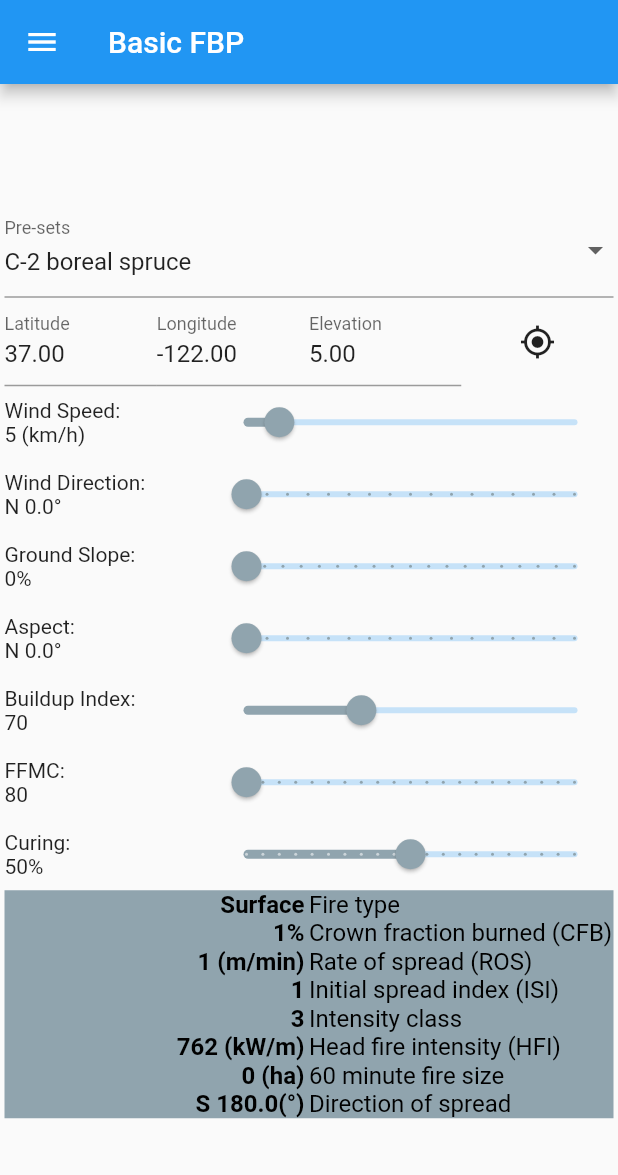
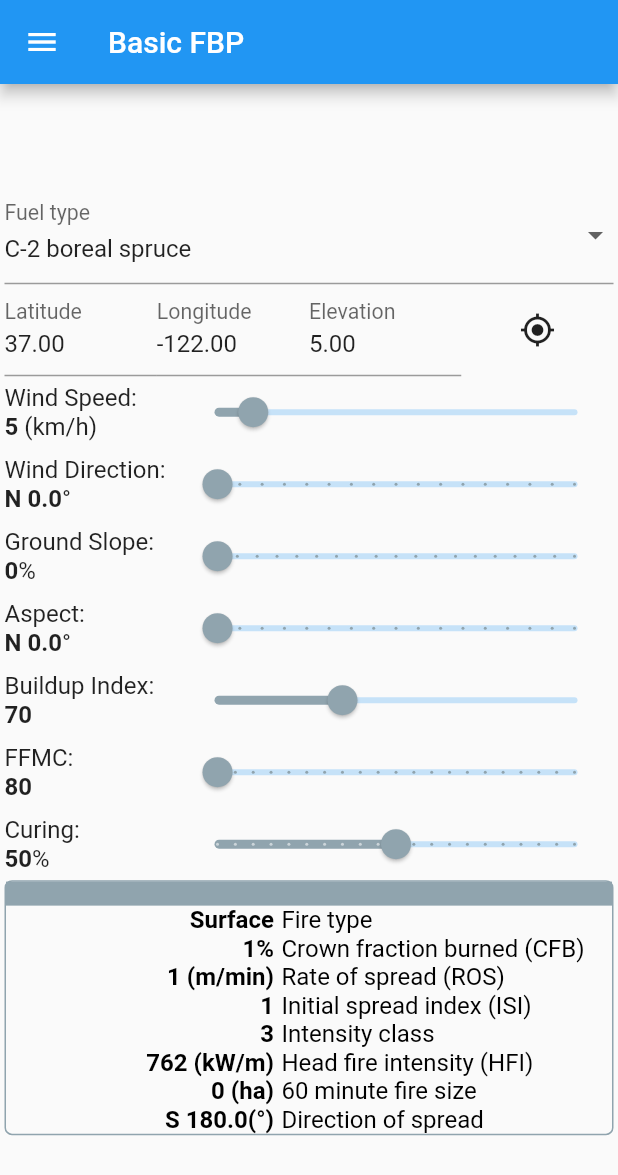
Before and after one commit to bcgov/fbp-go, a Flutter app: the screen it shows after launch, after a tap on "C-2 boreal spruce", on a phone screen of 412 x 824 dp. Shown: the top 1175 px of the screen. Run offline on Flutter 3.47's test engine with Material 2 defaults, Android fonts, the phone set to English and light mode, and no system bars; our stand-ins replace geolocator, permission_handler.

Commit message:
styling adventures

```diff
--- a/lib/basic_input.dart
+++ b/lib/basic_input.dart
@@ -22,6 +22,7 @@ import 'cffdrs/fbp_calc.dart';
 import 'fire.dart';
 import 'coordinate_picker.dart';
 import 'fire_widgets.dart';
+import 'global.dart';
 
 class BasicInput {
   double ws;
@@ -111,13 +112,33 @@ class BasicInputState extends State<BasicInputWidget> {
     super.initState();
   }
 
+  Expanded makeLabel(String heading, String value, String unitOfMeasure,
+      TextStyle textStyle, TextStyle textStyleBold) {
+    const labelFlex = 4;
+    return Expanded(
+        flex: labelFlex,
+        child: Column(children: [
+          Row(children: [
+            Text(heading, style: textStyle),
+            Text(':', style: textStyle)
+          ]),
+          Row(children: [
+            Text(value, style: textStyleBold),
+            Text(unitOfMeasure, style: textStyle)
+          ])
+        ]));
+  }
+
   @override
   Widget build(BuildContext context) {
-    const labelFlex = 1;
-    const sliderFlex = 2;
+    const labelFlex = 4;
+    const sliderFlex = 10;
     final beaufortScale = getBeaufortScale(_input.ws);
     final intensityClass = getHeadFireIntensityClass(widget.prediction.HFI);
     final activeColor = getIntensityClassColor(intensityClass);
+    const TextStyle textStyle = TextStyle(fontSize: fontSize);
+    const TextStyle textStyleBold =
+        TextStyle(fontSize: fontSize, fontWeight: FontWeight.bold);
     return Column(
       children: [
         // lat, long, elevation
@@ -126,9 +147,8 @@ class BasicInputState extends State<BasicInputWidget> {
         }),
         // Wind Speed
         Row(children: [
-          Expanded(
-              flex: labelFlex,
-              child: Text('Wind Speed:\n${_input.ws.toInt()} (km/h)')),
+          makeLabel('Wind Speed', '${_input.ws.toInt()}', ' (km/h)', textStyle,
+              textStyleBold),
           Expanded(
               flex: sliderFlex,
               child: Slider(
@@ -149,10 +169,12 @@ class BasicInputState extends State<BasicInputWidget> {
         ]),
         // Wind Azimuth
         Row(children: [
-          Expanded(
-              flex: labelFlex,
-              child: Text(
-                  'Wind Direction:\n${degreesToCompassPoint(_input.waz)} ${_input.waz.toString()}\u00B0')),
+          makeLabel(
+              'Wind Direction',
+              '${degreesToCompassPoint(_input.waz)} ${_input.waz.toString()}',
+              '\u00B0',
+              textStyle,
+              textStyleBold),
           Expanded(
               flex: sliderFlex,
               child: Slider(
@@ -170,9 +192,8 @@ class BasicInputState extends State<BasicInputWidget> {
         ]),
         // Ground Slope
         Row(children: [
-          Expanded(
-              flex: labelFlex,
-              child: Text('Ground Slope:\n${_input.gs.toInt()}%')),
+          makeLabel('Ground Slope', '${_input.gs.toInt()}', '%', textStyle,
+              textStyleBold),
           Expanded(
               flex: sliderFlex,
               child: Slider(
@@ -192,10 +213,12 @@ class BasicInputState extends State<BasicInputWidget> {
         ]),
         // Aspect
         Row(children: [
-          Expanded(
-              flex: labelFlex,
-              child: Text(
-                  'Aspect:\n${degreesToCompassPoint(_input.aspect)} ${_input.aspect.toString()}\u00B0')),
+          makeLabel(
+              'Aspect',
+              '${degreesToCompassPoint(_input.aspect)} ${_input.aspect.toString()}',
+              '\u00B0',
+              textStyle,
+              textStyleBold),
           Expanded(
               flex: sliderFlex,
               child: Slider(
@@ -213,9 +236,8 @@ class BasicInputState extends State<BasicInputWidget> {
         ]),
         // BUI
         Row(children: [
-          Expanded(
-              flex: labelFlex,
-              child: Text('Buildup Index:\n${_input.bui.toInt()}')),
+          makeLabel('Buildup Index', '${_input.bui.toInt()}', '', textStyle,
+              textStyleBold),
           Expanded(
               flex: sliderFlex,
               child: Slider(
@@ -235,8 +257,8 @@ class BasicInputState extends State<BasicInputWidget> {
         ]),
         // FFMC
         Row(children: [
-          Expanded(
-              flex: labelFlex, child: Text('FFMC:\n${_input.ffmc.toInt()}')),
+          makeLabel(
+              'FFMC', '${_input.ffmc.toInt()}', '', textStyle, textStyleBold),
           Expanded(
               flex: sliderFlex,
               child: Slider(
@@ -256,8 +278,8 @@ class BasicInputState extends State<BasicInputWidget> {
         ]),
         // Curing
         Row(children: [
-          Expanded(
-              flex: labelFlex, child: Text('Curing:\n${_input.cc.toInt()}%')),
+          makeLabel(
+              'Curing', '${_input.cc.toInt()}', '%', textStyle, textStyleBold),
           Expanded(
               flex: sliderFlex,
               child: Slider(
--- a/lib/coordinate_picker.dart
+++ b/lib/coordinate_picker.dart
@@ -19,6 +19,8 @@ import 'dart:developer';
 import 'package:flutter/material.dart';
 import 'package:geolocator/geolocator.dart';
 import 'package:permission_handler/permission_handler.dart';
+
+import 'global.dart';
 
 class Coordinate {
   double latitude;
@@ -91,13 +93,15 @@ class CoordinatePickerState extends State<CoordinatePicker> {
 
   @override
   Widget build(BuildContext context) {
+    const TextStyle textStyle = TextStyle(fontSize: labelFontSize);
     return Row(
       children: [
         // latitude Field
         Expanded(
             child: TextField(
           controller: _latitudeController,
-          decoration: const InputDecoration(labelText: "Latitude"),
+          decoration: const InputDecoration(
+              labelText: "Latitude", labelStyle: textStyle),
           keyboardType: const TextInputType.numberWithOptions(
               signed: true, decimal: true),
           onChanged: (value) {
@@ -116,7 +120,8 @@ class CoordinatePickerState extends State<CoordinatePicker> {
         Expanded(
             child: TextField(
           controller: _longitudeController,
-          decoration: const InputDecoration(labelText: "Longitude"),
+          decoration: const InputDecoration(
+              labelText: "Longitude", labelStyle: textStyle),
           keyboardType: const TextInputType.numberWithOptions(
               signed: true, decimal: true),
           onChanged: (value) {
@@ -132,7 +137,8 @@ class CoordinatePickerState extends State<CoordinatePicker> {
         Expanded(
             child: TextField(
           controller: _elevationController,
-          decoration: const InputDecoration(labelText: "Elevation"),
+          decoration: const InputDecoration(
+              labelText: "Elevation", labelStyle: textStyle),
           keyboardType: TextInputType.number,
           onChanged: (value) {
             if (double.tryParse(value) != null) {
--- a/lib/fbp_basic.dart
+++ b/lib/fbp_basic.dart
@@ -24,6 +24,7 @@ import 'cffdrs/fbp_calc.dart';
 import 'fire_widgets.dart';
 import 'fire.dart';
 import 'basic_input.dart';
+import 'global.dart';
 
 class BasicResults extends StatelessWidget {
   final FireBehaviourPredictionPrimary prediction;
@@ -39,23 +40,27 @@ class BasicResults extends StatelessWidget {
         super(key: key);
 
   Row buildRow(String value, String label, Color? color) {
-    // Let's try a nice fat font size - assuming people can't easily see things.
-    const double fontSize = 16;
     TextStyle valueStyle = TextStyle(
         color: color, fontWeight: FontWeight.bold, fontSize: fontSize);
     TextStyle labelStyle = TextStyle(color: color, fontSize: fontSize);
     return Row(children: [
       Expanded(
+          flex: 5,
           child: Padding(
-              padding: const EdgeInsets.only(right: 3.0),
+              padding: const EdgeInsets.only(right: 5.0),
               child:
                   Text(value, textAlign: TextAlign.right, style: valueStyle))),
-      Expanded(child: Text(label, style: labelStyle)),
+      Expanded(flex: 6, child: Text(label, style: labelStyle)),
     ]);
   }
 
-  List<Widget> buildRows(TextStyle textStyle) {
+  List<Widget> buildRows(TextStyle textStyle, Color intensityClassColor) {
     List<Widget> rows = [
+      Container(
+          color: intensityClassColor,
+          child: Row(
+            children: const [Text('')],
+          )),
       // Fire type
       buildRow(getFireDescription(prediction.FD), 'Fire type', textStyle.color),
       // Crown fraction burned
@@ -90,9 +95,14 @@ class BasicResults extends StatelessWidget {
 
   @override
   Widget build(BuildContext context) {
+    Color intensityClassColor = getIntensityClassColor(intensityClass);
     return Container(
-        color: getIntensityClassColor(intensityClass),
-        child: Column(children: buildRows(getTextStyle(prediction.FD))));
+        decoration: BoxDecoration(
+            border: Border.all(color: intensityClassColor),
+            borderRadius: const BorderRadius.all(Radius.circular(5))),
+        child: Column(
+            children:
+                buildRows(getTextStyle(prediction.FD), intensityClassColor)));
   }
 }
 
--- a/lib/fire_widgets.dart
+++ b/lib/fire_widgets.dart
@@ -15,6 +15,7 @@ A PARTICULAR PURPOSE. See the GNU General Public License for more details.
 You should have received a copy of the GNU General Public License along with
 FBP Go. If not, see <https://www.gnu.org/licenses/>.
 */
+import 'package:fire_behaviour_app/global.dart';
 import 'fire.dart';
 import 'package:flutter/material.dart';
 
@@ -39,16 +40,18 @@ Color getIntensityClassColor(int intensityClass) {
 
 // ignore: non_constant_identifier_names
 TextStyle getTextStyle(String FD) {
-  switch (FD) {
-    case ("I"): // I = Intermittent Crowning
-      return const TextStyle(color: Colors.black);
-    case ("S"): // S = Surface
-      return const TextStyle(color: Colors.black);
-    case ("C"): // C = Crowning
-      return const TextStyle(color: Colors.white);
-    default:
-      throw Exception('Invalid Fire Description');
-  }
+  return const TextStyle(color: Colors.black);
+  // if we want to match the red book, we'd be doing white on red
+  // switch (FD) {
+  //   case ("I"): // I = Intermittent Crowning
+  //     return const TextStyle(color: Colors.black);
+  //   case ("S"): // S = Surface
+  //     return const TextStyle(color: Colors.black);
+  //   case ("C"): // C = Crowning
+  //     return const TextStyle(color: Colors.white);
+  //   default:
+  //     throw Exception('Invalid Fire Description');
+  // }
 }
 
 class FuelTypePresetDropdownState extends State<FuelTypePresetDropdown> {
@@ -66,10 +69,14 @@ class FuelTypePresetDropdownState extends State<FuelTypePresetDropdown> {
     return DropdownButtonFormField(
       isExpanded: true,
       value: _presets[1],
-      decoration: const InputDecoration(labelText: "Pre-sets"),
+      decoration: const InputDecoration(
+          labelText: "Fuel type",
+          labelStyle: TextStyle(fontSize: labelFontSize)),
       items: _presets.map((FuelTypePreset value) {
         return DropdownMenuItem<FuelTypePreset>(
-            value: value, child: Text(value.description));
+            value: value,
+            child: Text(value.description,
+                style: const TextStyle(fontSize: fontSize)));
       }).toList(),
       onChanged: (FuelTypePreset? value) {
         setState(() {
--- /dev/null
+++ b/lib/global.dart
@@ -0,0 +1,3 @@
+// Let's try a nice fat font size - assuming people can't easily see things.
+const double fontSize = 16;
+const double labelFontSize = fontSize + 3;
```
Also changed, not shown: lib/main.dart (+7 -0 lines), 1 other file.
